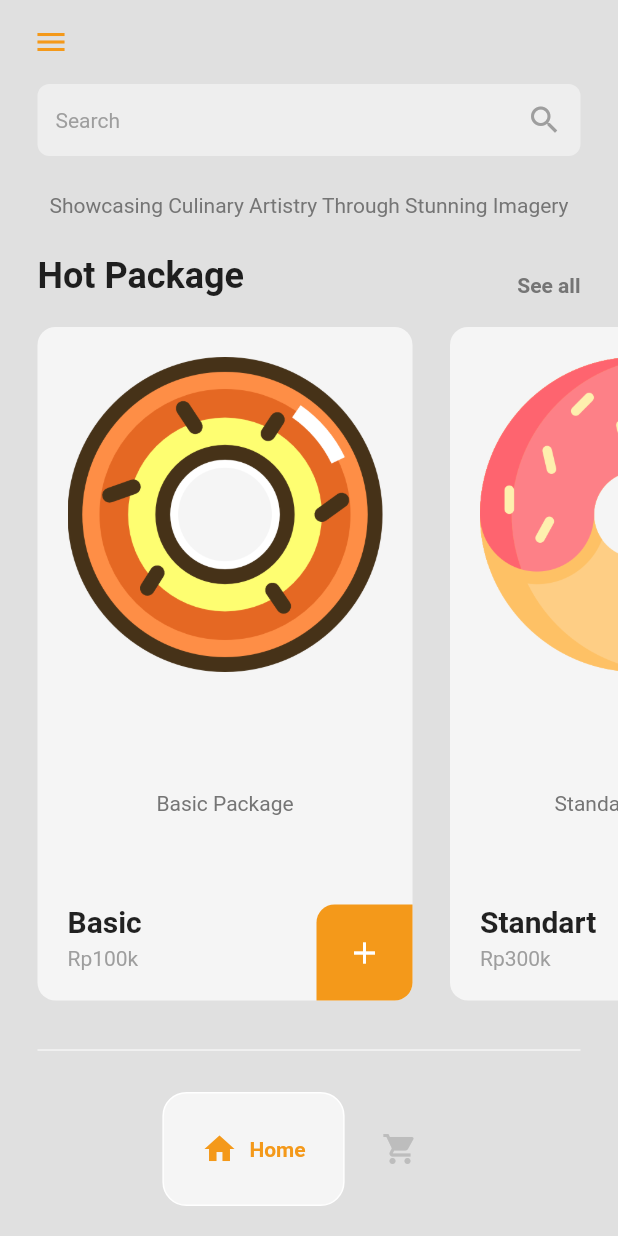
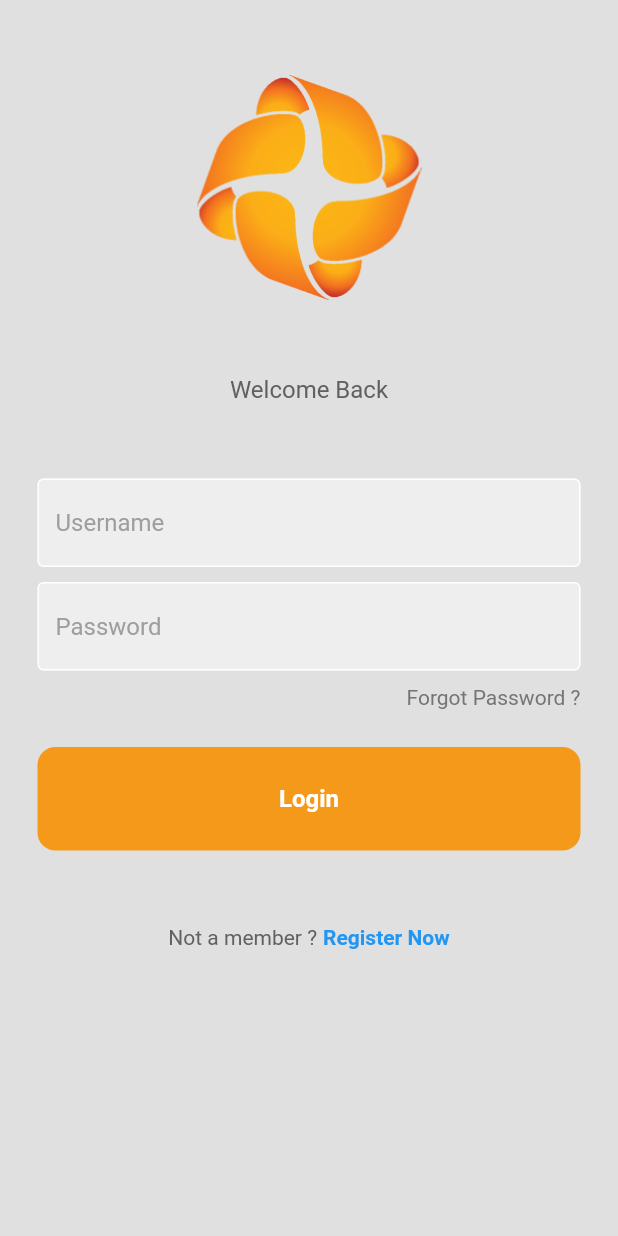
Before and after one commit to rumahrudi/pbl_snapc, a Flutter app: the screen it shows after launch, after a tap on "Book Now", on a phone screen of 412 x 824 dp. Run offline on Flutter 3.47's test engine with Material 2 defaults, Android fonts, the phone set to English and light mode, and no system bars; drawn by our look-alikes of google_nav_bar; our stand-ins replace google_fonts.

Commit message:
update chekout
gas

```diff
--- /dev/null
+++ b/snapc/lib/components/my_textfield.dart
@@ -0,0 +1,36 @@
+import 'package:flutter/material.dart';
+
+class MyTextField extends StatelessWidget {
+  final controller;
+  final String hintText;
+  final bool obsecureText;
+
+  const MyTextField(
+      {super.key,
+      required this.controller,
+      required this.hintText,
+      required this.obsecureText});
+
+  @override
+  Widget build(BuildContext context) {
+    return TextField(
+      controller: controller,
+      obscureText: obsecureText,
+      decoration: InputDecoration(
+          enabledBorder: OutlineInputBorder(
+            borderSide: BorderSide(
+              color: Colors.white,
+            ),
+          ),
+          focusedBorder: OutlineInputBorder(
+            borderSide: BorderSide(
+              color: Colors.grey.shade400,
+            ),
+          ),
+          fillColor: Colors.grey.shade200,
+          filled: true,
+          hintText: hintText,
+          hintStyle: TextStyle(color: Colors.grey[500])),
+    );
+  }
+}
--- a/snapc/lib/main.dart
+++ b/snapc/lib/main.dart
@@ -2,6 +2,7 @@ import 'package:flutter/material.dart';
 import 'package:provider/provider.dart';
 import 'package:snapc/models/cart.dart';
 import 'package:snapc/pages/intro_page.dart';
+// import 'package:snapc/pages/login_page.dart';
 
 void main() {
   runApp(const MyApp());
@@ -14,7 +15,7 @@ class MyApp extends StatelessWidget {
   Widget build(BuildContext context) {
     return ChangeNotifierProvider(
       create: (context) => Cart(),
-      builder: (context, child) => const MaterialApp(
+      builder: (context, child) => MaterialApp(
         debugShowCheckedModeBanner: false,
         home: IntroPage(),
       ),
--- a/snapc/lib/pages/home_page.dart
+++ b/snapc/lib/pages/home_page.dart
@@ -1,9 +1,9 @@
 import 'package:flutter/material.dart';
 import 'package:google_fonts/google_fonts.dart';
 import 'package:snapc/components/botttom_nav_bar.dart';
-import 'package:snapc/models/cart.dart';
+// import 'package:snapc/models/cart.dart';
 import 'package:snapc/pages/cart_page.dart';
-import 'package:snapc/pages/page_details.dart';
+// import 'package:snapc/pages/page_details.dart';
 import 'package:snapc/pages/shop_page.dart';
 import 'package:snapc/theme/colors.dart';
 
--- a/snapc/lib/pages/intro_page.dart
+++ b/snapc/lib/pages/intro_page.dart
@@ -1,7 +1,8 @@
 import 'package:flutter/material.dart';
 import 'package:google_fonts/google_fonts.dart';
 import 'package:snapc/components/my_button.dart';
-import 'package:snapc/pages/home_page.dart';
+// import 'package:snapc/pages/home_page.dart';
+import 'package:snapc/pages/login_page.dart';
 
 class IntroPage extends StatelessWidget {
   const IntroPage({super.key});
@@ -64,7 +65,7 @@ class IntroPage extends StatelessWidget {
                   Navigator.push(
                       context,
                       MaterialPageRoute(
-                        builder: (context) => HomePage(),
+                        builder: (context) => LoginPage(),
                       ));
                 },
               )
--- /dev/null
+++ b/snapc/lib/pages/login_page.dart
@@ -0,0 +1,149 @@
+import 'package:flutter/material.dart';
+import 'package:snapc/components/my_button.dart';
+import 'package:snapc/components/my_textfield.dart';
+import 'package:snapc/pages/home_page.dart';
+import 'package:snapc/pages/register_page.dart';
+
+class LoginPage extends StatelessWidget {
+  LoginPage({super.key});
+
+  // text editing controller
+  final usernameController = TextEditingController();
+  final passwordController = TextEditingController();
+
+  // sign in user
+
+  void signUserIn() {}
+
+  @override
+  Widget build(BuildContext context) {
+    return Scaffold(
+      backgroundColor: Colors.grey[300],
+      body: SafeArea(
+        child: SingleChildScrollView(
+          child: Center(
+            child: Padding(
+              padding: const EdgeInsets.symmetric(horizontal: 25),
+              child: Column(
+                  mainAxisAlignment: MainAxisAlignment.center,
+                  children: [
+                    const SizedBox(
+                      height: 50,
+                    ),
+                    // logo
+                    // const Icon(
+                    //   Icons.lock,
+                    //   color: Color.fromRGBO(244, 153, 26, 1.0),
+                    //   size: 100,
+                    // ),
+                    Image.asset(
+                      'lib/images/logo.png',
+                      width: 150,
+                      height: 150,
+                    ),
+                    const SizedBox(
+                      height: 50,
+                    ),
+                    // welcome back
+
+                    Text(
+                      'Welcome Back',
+                      style: TextStyle(
+                        color: Colors.grey[700],
+                        fontSize: 16,
+                      ),
+                    ),
+
+                    const SizedBox(
+                      height: 50,
+                    ),
+                    // username
+                    MyTextField(
+                      controller: usernameController,
+                      hintText: 'Username',
+                      obsecureText: false,
+                    ),
+
+                    const SizedBox(
+                      height: 10,
+                    ),
+                    // passsword
+                    MyTextField(
+                      controller: passwordController,
+                      hintText: 'Password',
+                      obsecureText: true,
+                    ),
+
+                    const SizedBox(
+                      height: 10,
+                    ),
+                    //* forgot pasword
+                    Row(
+                      mainAxisAlignment: MainAxisAlignment.end,
+                      children: [
+                        Text(
+                          'Forgot Password ?',
+                          style: TextStyle(color: Colors.grey[600]),
+                        ),
+                      ],
+                    ),
+
+                    const SizedBox(
+                      height: 25,
+                    ),
+                    //* sign in button
+                    MyButton(
+                      text: 'Login',
+                      onTap: () {
+                        Navigator.push(
+                          context,
+                          MaterialPageRoute(
+                            builder: (context) => HomePage(),
+                          ),
+                        );
+                      },
+                    ),
+
+                    const SizedBox(
+                      height: 50,
+                    ),
+
+                    //* not a memeber ? register now
+
+                    Row(
+                      mainAxisAlignment: MainAxisAlignment.center,
+                      children: [
+                        Text(
+                          'Not a member ?',
+                          style: TextStyle(color: Colors.grey[700]),
+                        ),
+                        const SizedBox(
+                          width: 4,
+                        ),
+                        GestureDetector(
+                          onTap: () {
+                            Navigator.push(
+                              context,
+                              MaterialPageRoute(
+                                builder: (context) => RegisterPage(),
+                              ),
+                            );
+                          },
+                          child: Text(
+                            'Register Now',
+                            style: TextStyle(
+                              color: Colors.blue,
+                              fontWeight: FontWeight.bold,
+                            ),
+                          ),
+                        ),
+                      ],
+                    )
+                  ]),
+            ),
+          ),
+        ),
+      ),
+    );
+  }
+}
```
Also changed, not shown: snapc/lib/components/cart_item.dart (+7 -2 lines), snapc/lib/models/image.dart (added, +25 -0 lines), snapc/lib/pages/cart_page.dart (+16 -1 lines), snapc/lib/pages/checkout_page.dart (added, +128 -0 lines), snapc/lib/pages/register_page.dart (added, +18 -0 lines).
